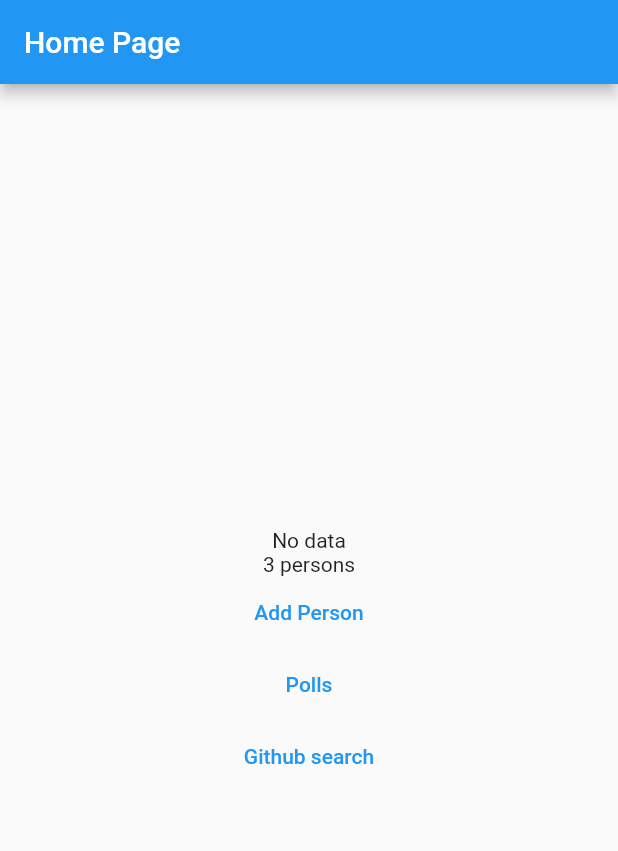
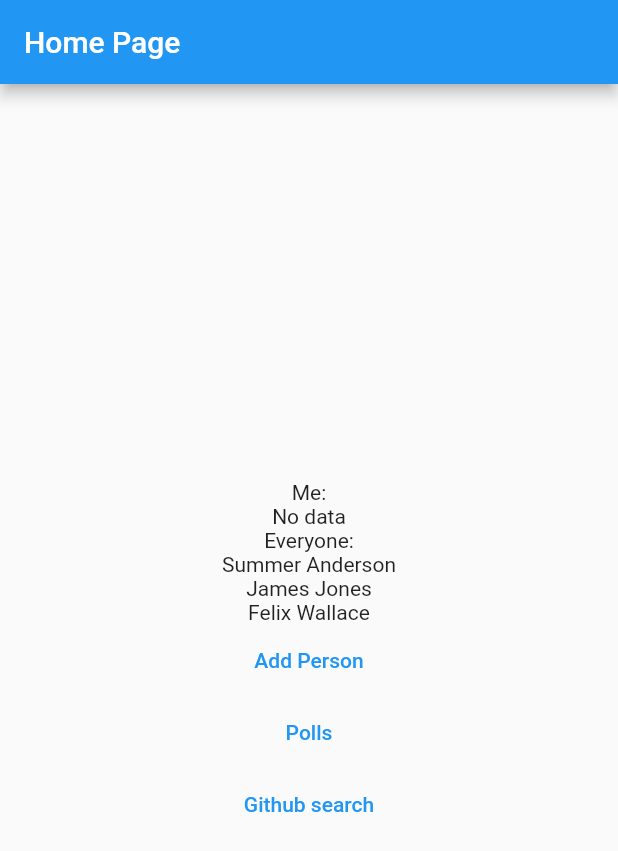
Before and after one commit to babihutan/flutter_rx_vote, a Flutter app: the HomePage screen opened directly, on a phone screen of 412 x 824 dp. Shown: the top 851 px of the screen. Run offline on Flutter 3.47's test engine with Material 2 defaults, Android fonts, the phone set to English and light mode, and no system bars; our stand-ins replace cloud_firestore, firebase_core, rxdart; accounts and stored records are empty.

```diff
--- a/lib/db_service.dart
+++ b/lib/db_service.dart
@@ -4,7 +4,6 @@ import 'package:rxdart/rxdart.dart';
 import 'person_data.dart';
 import 'poll.dart';
 import 'vote.dart';
-
 
 var dbService = DatabaseService();
 
--- a/lib/home_page.dart
+++ b/lib/home_page.dart
@@ -19,22 +19,28 @@ class HomePage extends StatelessWidget {
         child: Column(
           mainAxisAlignment: MainAxisAlignment.center,
           children: <Widget>[
+            const Text('Me:'),
             StreamBuilder<Person?>(
               stream: dbService.me,
               builder: (context, meSnap) {
                 if (!meSnap.hasData || meSnap.data == null) {
                   return const Text('No data');
                 }
-                return Text('Me: ${meSnap.data!.name}');
+                return Text(meSnap.data!.name);
               },
             ),
+            const Text('Everyone:'),
             StreamBuilder<List<Person>>(
               stream: dbService.persons,
               builder: (context, personsSnap) {
                 if (!personsSnap.hasData) {
                   return const Text('No data');
                 }
-                return Text('${personsSnap.data!.length} persons');
+                return Column(
+                  children: [
+                    for(Person p in personsSnap.data!) Text(p.name),
+                  ],
+                );
               },
             ),
             TextButton(
@@ -48,7 +54,7 @@ class HomePage extends StatelessWidget {
               },
               child: const Text('Add Person'),
             ),
-                        TextButton(
+            TextButton(
               onPressed: () {
                 Navigator.push(
                   context,
--- a/lib/person_data.dart
+++ b/lib/person_data.dart
@@ -1,7 +1,10 @@
+// ignore_for_file: constant_identifier_names
+
 import 'package:cloud_firestore/cloud_firestore.dart';
 import 'package:flutter/foundation.dart';
 
 class Person implements Comparable<Person> {
+
   static const String NAME = 'name';
   static const String EMAIL = 'email';
   static const String COLLECTION_NAME = 'persons';
--- a/lib/poll.dart
+++ b/lib/poll.dart
@@ -1,8 +1,11 @@
+// ignore_for_file: constant_identifier_names
+
 import 'package:cloud_firestore/cloud_firestore.dart';
 import 'package:flutter/foundation.dart';
 import 'vote.dart';
 
 class Poll implements Comparable<Poll> {
+
   static const String NAME = 'name';
   static const String ORIGINATING_PERSON_ID = 'originatingPersonId';
   static const String POSTING_DATE = 'postingDate';
--- a/lib/vote.dart
+++ b/lib/vote.dart
@@ -1,3 +1,5 @@
+// ignore_for_file: constant_identifier_names
+
 import 'package:cloud_firestore/cloud_firestore.dart';
 import 'package:flutter/foundation.dart';
 import 'package:flutter_rx_vote/poll.dart';
```
